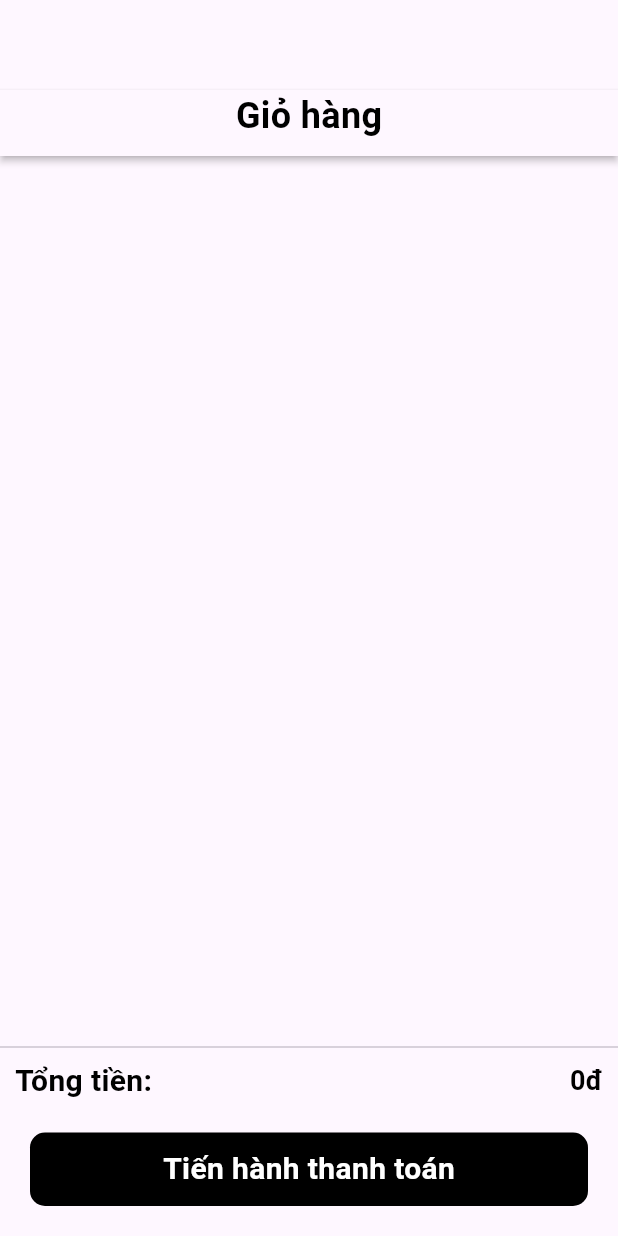
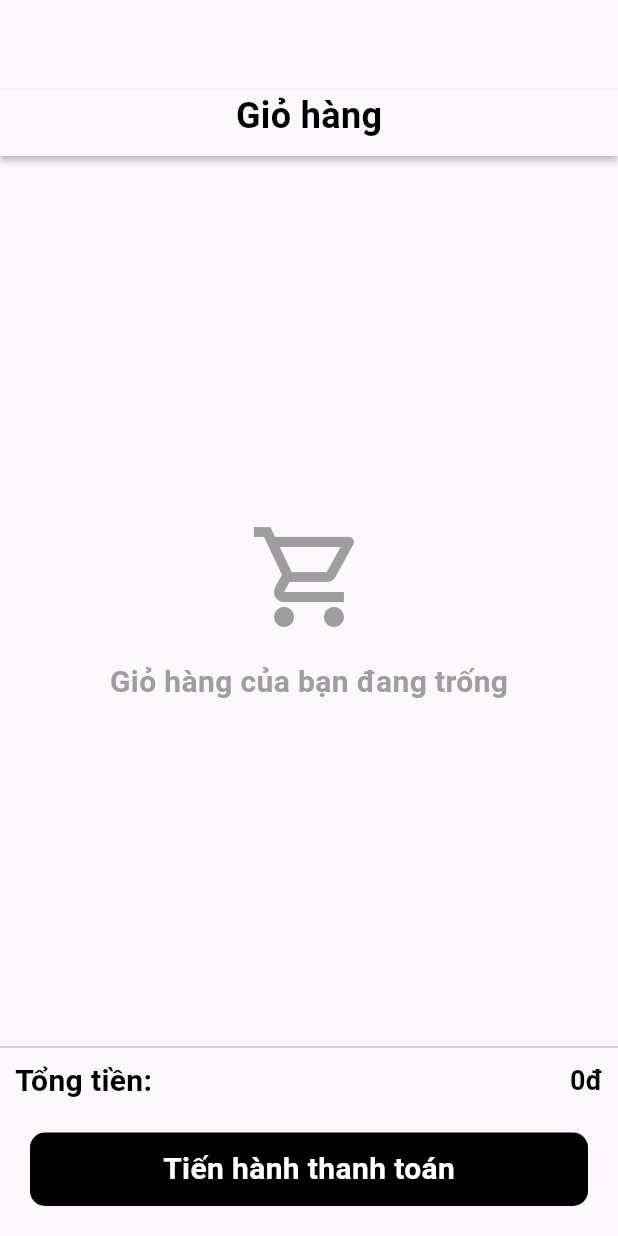
Before and after one commit to TuanKhang03/giaodoanapp, a Flutter app: the Order screen opened directly, on a phone screen of 412 x 824 dp. Run offline on Flutter 3.47's test engine with Material 3 defaults, Android fonts, the phone set to English and light mode, and no system bars; our stand-ins replace another_flushbar, cloud_firestore, curved_navigation_bar, firebase_auth, firebase_core, firebase_storage and 3 more; missing offline and left inert: flutter_stripe; accounts and stored records are empty.

Commit message:
Add empty cart message and icon in order page

```diff
--- a/lib/pages/order.dart
+++ b/lib/pages/order.dart
@@ -66,6 +66,21 @@ class _OrderState extends State<Order> {
       builder: (context, AsyncSnapshot snapshot) {
         if (!snapshot.hasData) return CircularProgressIndicator();
         final docs = snapshot.data.docs;
+        if (docs.isEmpty) {
+          return Center(
+            child: Column(
+              mainAxisAlignment: MainAxisAlignment.center,
+              children: [
+                Icon(Icons.shopping_cart_outlined, size: 80, color: Colors.grey),
+                SizedBox(height: 16),
+                Text(
+                  'Giỏ hàng của bạn đang trống',
+                  style: TextStyle(fontSize: 20, color: Colors.grey, fontWeight: FontWeight.bold),
+                ),
+              ],
+            ),
+          );
+        }
         total = 0;
         return ListView.builder(
           padding: EdgeInsets.zero,
@@ -96,7 +111,7 @@ class _OrderState extends State<Order> {
                   child: Row(
                     crossAxisAlignment: CrossAxisAlignment.center,
                     children: [
-                      // Quantity controls: number box, then up/down arrows outside
+                      // ...existing code...
                       Row(
                         children: [
                           Container(
```
